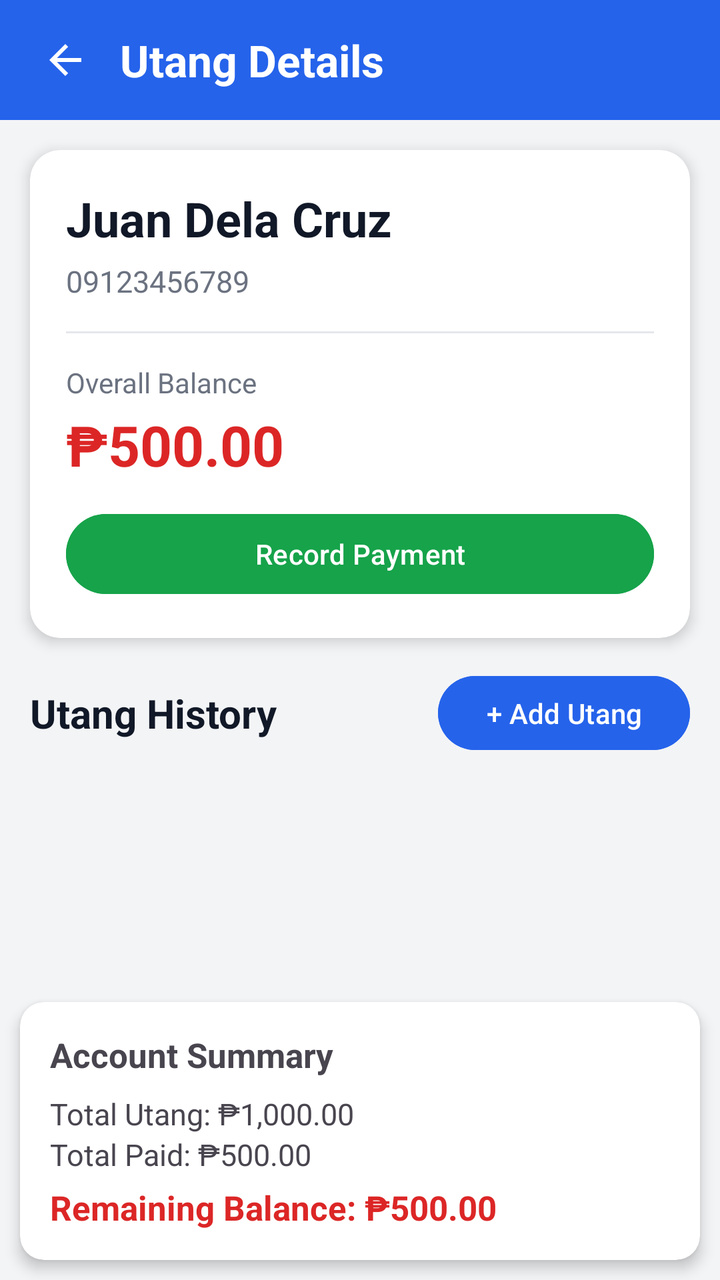
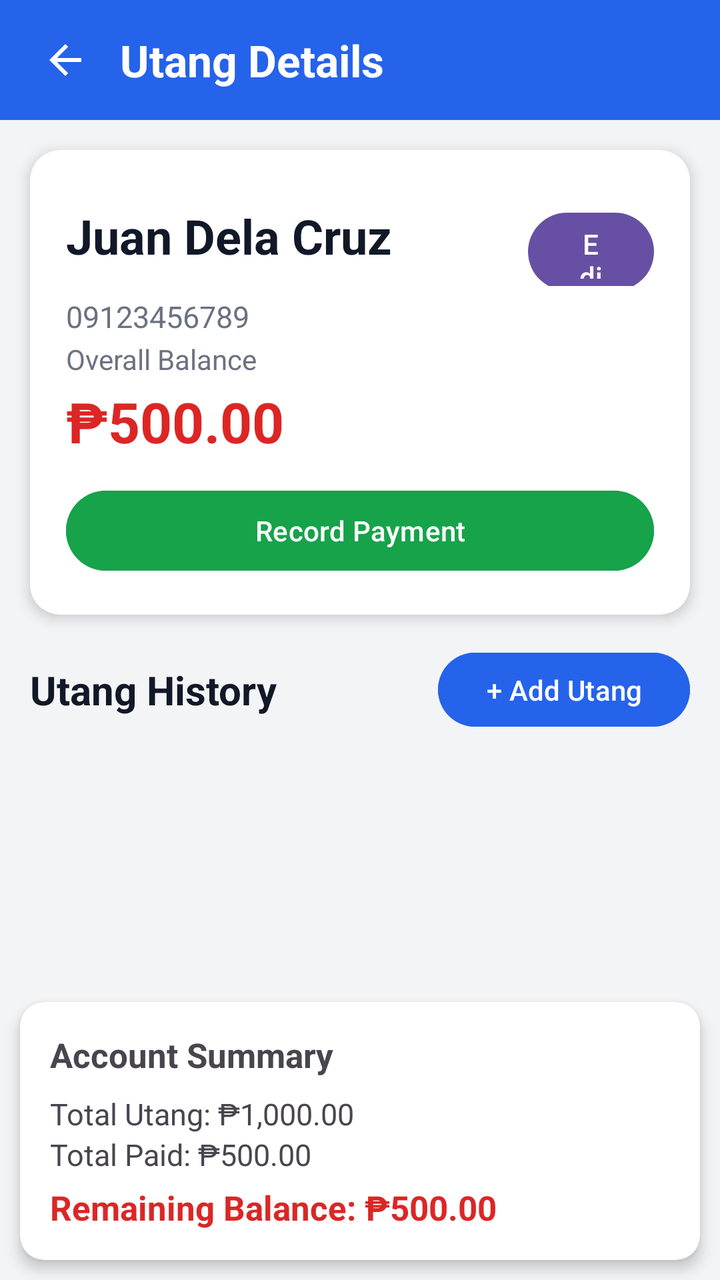

The first picture is an Android layout as it rendered before a commit; the second is the same layout after the commit. The layout source and the unified diff follow.
<!-- AndroidManifest.xml: application theme Theme.MyApplication -->
<!-- res/layout/activity_utang_details.xml -->
<?xml version="1.0" encoding="utf-8"?>
<LinearLayout
    xmlns:android="http://schemas.android.com/apk/res/android"
    xmlns:app="http://schemas.android.com/apk/res-auto"
    android:id="@+id/utangDetailsLayout"
    android:layout_width="match_parent"
    android:layout_height="match_parent"
    android:orientation="vertical"
    android:background="#F3F4F6">

    

    <LinearLayout
        android:layout_width="match_parent"
        android:layout_height="60dp"
        android:background="#2563EB"
        android:gravity="center_vertical"
        android:paddingStart="10dp"
        android:paddingEnd="16dp">

        <ImageButton
            android:id="@+id/btnBack"
            android:layout_width="45dp"
            android:layout_height="45dp"
            android:background="@android:color/transparent"
            android:src="@drawable/ic_back"
            android:contentDescription="Back"/>

        <TextView
            android:layout_width="0dp"
            android:layout_height="wrap_content"
            android:layout_weight="1"
            android:layout_marginStart="5dp"
            android:text="Utang Details"
            android:textColor="#FFFFFF"
            android:textSize="22sp"
            android:textStyle="bold"/>

    </LinearLayout>


    

    <androidx.cardview.widget.CardView
        android:layout_width="match_parent"
        android:layout_height="wrap_content"
        android:layout_margin="15dp"
        app:cardCornerRadius="15dp"
        app:cardElevation="4dp">

        <LinearLayout
            android:layout_width="match_parent"
            android:layout_height="wrap_content"
            android:orientation="vertical"
            android:padding="18dp">

            

            <TextView
                android:id="@+id/txtCustomerName"
                android:layout_width="match_parent"
                android:layout_height="wrap_content"
                android:text="Juan Dela Cruz"
                android:textColor="#111827"
                android:textSize="24sp"
                android:textStyle="bold"/>

            

            <TextView
                android:id="@+id/txtContactNumber"
                android:layout_width="match_parent"
                android:layout_height="wrap_content"
                android:layout_marginTop="5dp"
                android:text="09123456789"
                android:textColor="#6B7280"
                android:textSize="15sp"/>


            

            <View
                android:layout_width="match_parent"
                android:layout_height="1dp"
                android:layout_marginTop="15dp"
                android:layout_marginBottom="15dp"
                android:background="#E5E7EB"/>


            

            <TextView
                android:layout_width="wrap_content"
                android:layout_height="wrap_content"
                android:text="Overall Balance"
                android:textColor="#6B7280"
                android:textSize="14sp"/>

            <TextView
                android:id="@+id/txtOverallBalance"
                android:layout_width="wrap_content"
                android:layout_height="wrap_content"
                android:layout_marginTop="3dp"
                android:text="₱500.00"
                android:textColor="#DC2626"
                android:textSize="28sp"
                android:textStyle="bold"/>

            

            <Button
                android:id="@+id/btnRecordPayment"
                android:layout_width="match_parent"
                android:layout_height="48dp"
                android:layout_marginTop="12dp"
                android:text="Record Payment"
                android:textColor="#FFFFFF"
                android:backgroundTint="#16A34A"/>

        </LinearLayout>

    </androidx.cardview.widget.CardView>


    

    <LinearLayout
        android:layout_width="match_parent"
        android:layout_height="wrap_content"
        android:paddingStart="15dp"
        android:paddingEnd="15dp"
        android:gravity="center_vertical">

        <TextView
            android:layout_width="0dp"
            android:layout_height="wrap_content"
            android:layout_weight="1"
            android:text="Utang History"
            android:textColor="#111827"
            android:textSize="20sp"
            android:textStyle="bold"/>

        <Button
            android:id="@+id/btnAddUtang"
            android:layout_width="wrap_content"
            android:layout_height="45dp"
            android:text="+ Add Utang"
            android:textColor="#FFFFFF"
            android:backgroundTint="#2563EB"/>

    </LinearLayout>


    

    <androidx.recyclerview.widget.RecyclerView
        android:id="@+id/recyclerUtangDetails"
        android:layout_width="match_parent"
        android:layout_height="0dp"
        android:layout_weight="1"
        android:padding="8dp"/>


    

    <androidx.cardview.widget.CardView
        android:layout_width="match_parent"
        android:layout_height="wrap_content"
        android:layout_margin="10dp"
        app:cardCornerRadius="12dp"
        app:cardElevation="4dp">

        <LinearLayout
            android:layout_width="match_parent"
            android:layout_height="wrap_content"
            android:orientation="vertical"
            android:padding="15dp">

            <TextView
                android:layout_width="wrap_content"
                android:layout_height="wrap_content"
                android:text="Account Summary"
                android:textSize="17sp"
                android:textStyle="bold"/>

            <TextView
                android:id="@+id/txtTotalUtang"
                android:layout_width="match_parent"
                android:layout_height="wrap_content"
                android:layout_marginTop="8dp"
                android:text="Total Utang: ₱1,000.00"
                android:textSize="15sp"/>

            <TextView
                android:id="@+id/txtTotalPaid"
                android:layout_width="match_parent"
                android:layout_height="wrap_content"
                android:text="Total Paid: ₱500.00"
                android:textSize="15sp"/>

            <TextView
                android:id="@+id/txtRemainingBalance"
                android:layout_width="match_parent"
                android:layout_height="wrap_content"
                android:layout_marginTop="5dp"
                android:text="Remaining Balance: ₱500.00"
                android:textColor="#DC2626"
                android:textSize="17sp"
                android:textStyle="bold"/>

        </LinearLayout>

    </androidx.cardview.widget.CardView>

</LinearLayout>
<!-- resources referenced by this layout -->
<resources>
  <!-- drawable ic_back (drawable) -->
  <vector xmlns:android="http://schemas.android.com/apk/res/android"
      android:width="24dp"
      android:height="24dp"
      android:viewportWidth="24"
      android:viewportHeight="24">
  
      <path
          android:fillColor="#FFFFFF"
          android:pathData="M20,11H7.83l5.59,-5.59L12,4l-8,8 8,8 1.41,-1.41L7.83,13H20v-2z"/>
  </vector>
  <style name="Theme.MyApplication" parent="Base.Theme.MyApplication" />
  <style name="Base.Theme.MyApplication" parent="Theme.Material3.DayNight.NoActionBar">
          
          
      </style>
</resources>

<!-- the commit's change to res/layout/activity_utang_details.xml (unified diff, before → after) -->
@@ -56,38 +56,45 @@
 
             
 
-            <TextView
-                android:id="@+id/txtCustomerName"
-                android:layout_width="match_parent"
-                android:layout_height="wrap_content"
-                android:text="Juan Dela Cruz"
-                android:textColor="#111827"
-                android:textSize="24sp"
-                android:textStyle="bold"/>
+            <LinearLayout
+                android:layout_width="match_parent"
+                android:layout_height="50dp"
+                android:orientation="horizontal">
+
+                <TextView
+                    android:id="@+id/txtCustomerName"
+                    android:layout_width="231dp"
+                    android:layout_height="match_parent"
+                    android:gravity="center|start"
+                    android:text="Juan Dela Cruz"
+                    android:textColor="#111827"
+                    android:textSize="24sp"
+                    android:textStyle="bold" />
+
+                <Button
+                    android:id="@+id/Editbutton"
+                    android:layout_width="1dp"
+                    android:layout_height="47dp"
+                    android:layout_weight="1"
+                    android:text="Edit?" />
+            </LinearLayout>
+
+            
+
+
+            
+
 
             
 
             <TextView
                 android:id="@+id/txtContactNumber"
                 android:layout_width="match_parent"
-                android:layout_height="wrap_content"
+                android:layout_height="22dp"
                 android:layout_marginTop="5dp"
                 android:text="09123456789"
                 android:textColor="#6B7280"
-                android:textSize="15sp"/>
-
-
-            
-
-            <View
-                android:layout_width="match_parent"
-                android:layout_height="1dp"
-                android:layout_marginTop="15dp"
-                android:layout_marginBottom="15dp"
-                android:background="#E5E7EB"/>
-
-
-            
+                android:textSize="15sp" />
 
             <TextView
                 android:layout_width="wrap_content"
